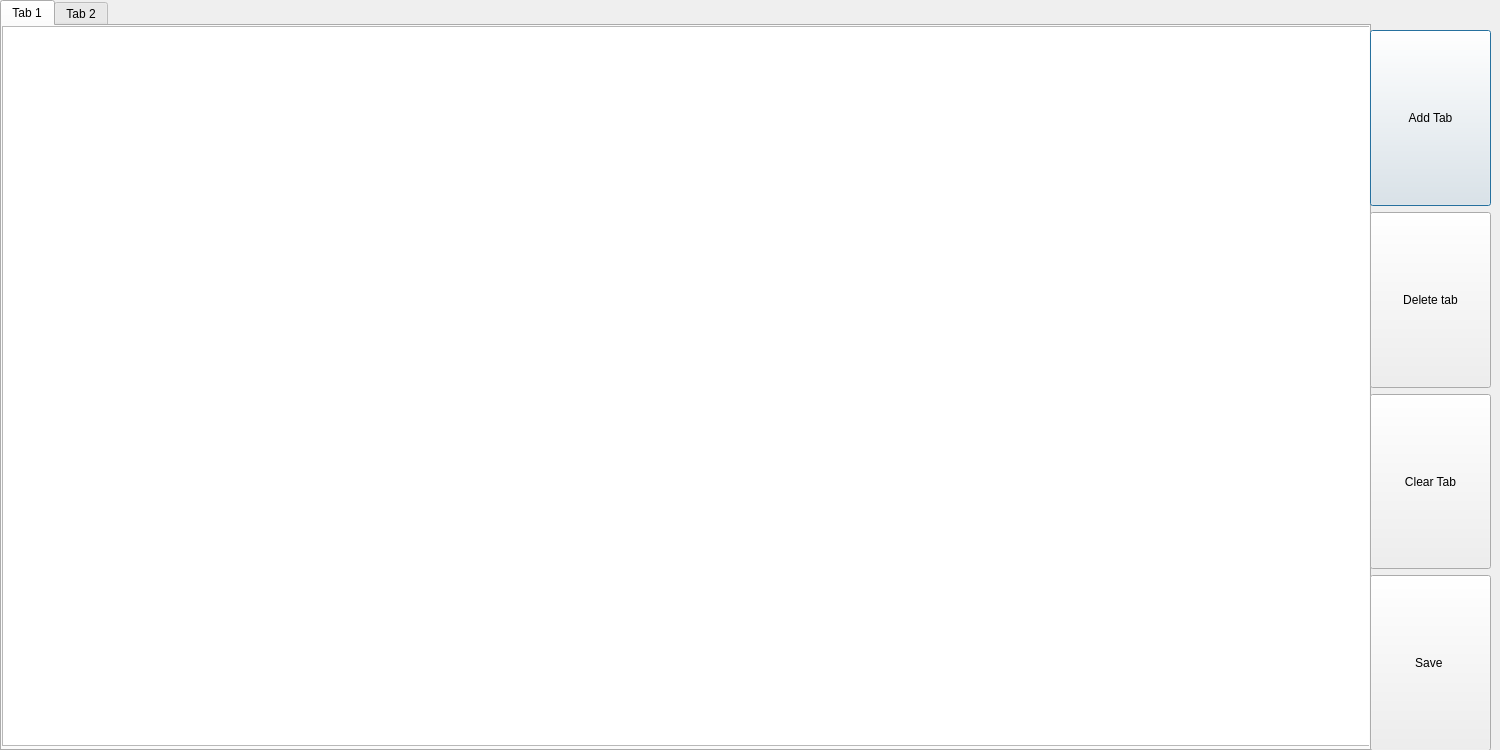
This is newpage.ui in Cleber-git/textEdit as Qt 5 draws it before an edit. The edited form follows.
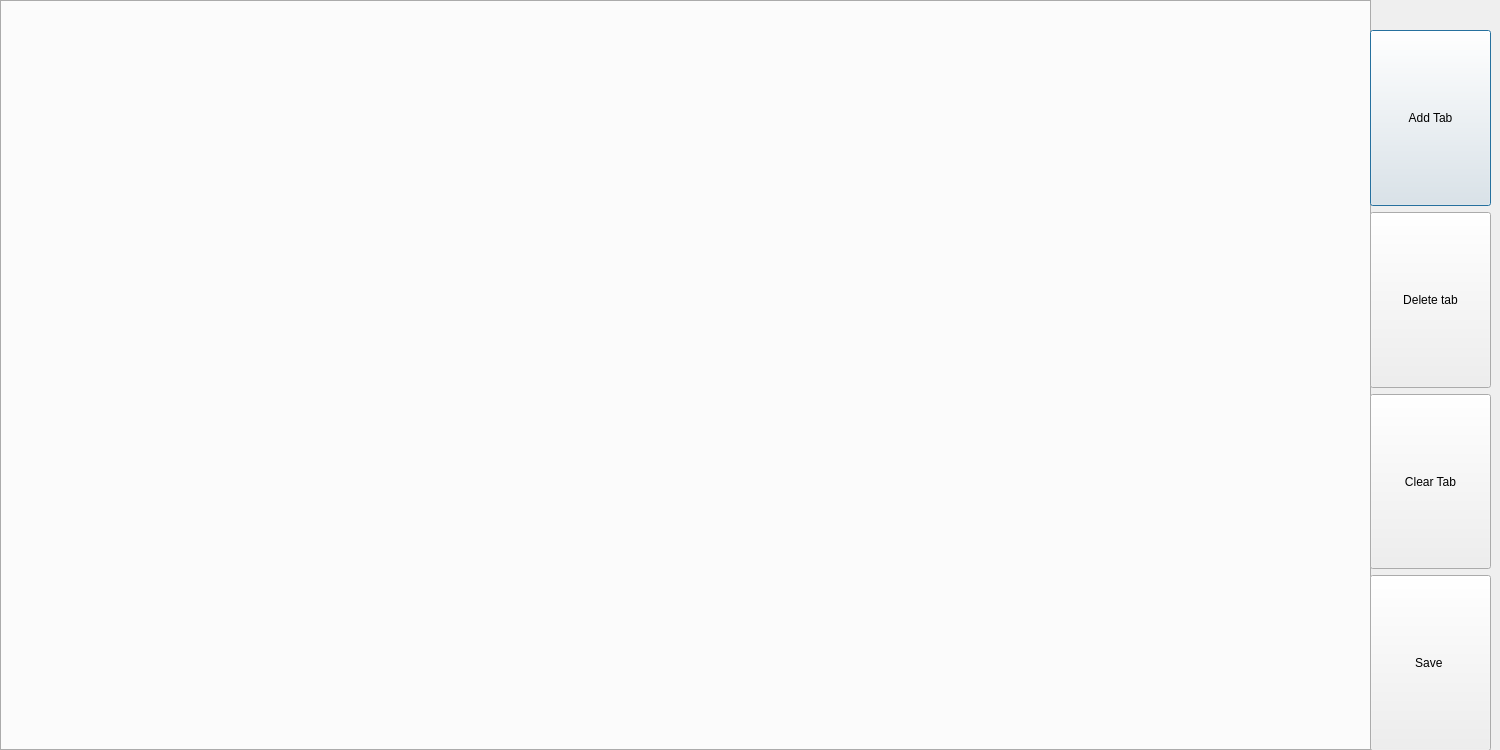
This is the edited form.

Commit message: Concluir conexão entre plain's e o botão -clear-

The edit to the form file:
```diff
--- a/newpage.ui
+++ b/newpage.ui
@@ -25,26 +25,6 @@
    <property name="currentIndex">
     <number>0</number>
    </property>
-   <widget class="QWidget" name="tab">
-    <attribute name="title">
-     <string>Tab 1</string>
-    </attribute>
-    <widget class="QPlainTextEdit" name="plainTextEdit">
-     <property name="geometry">
-      <rect>
-       <x>0</x>
-       <y>0</y>
-       <width>1371</width>
-       <height>720</height>
-      </rect>
-     </property>
-    </widget>
-   </widget>
-   <widget class="QWidget" name="tab_2">
-    <attribute name="title">
-     <string>Tab 2</string>
-    </attribute>
-   </widget>
   </widget>
   <widget class="QWidget" name="verticalLayoutWidget">
    <property name="geometry">
```
Left out of the diff: 2 changed lines with no effect on the pictures. The commit also changes 3 other files.
